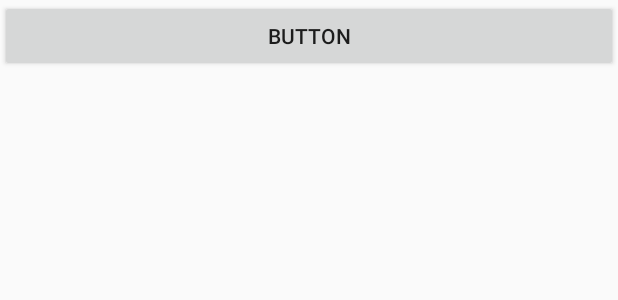
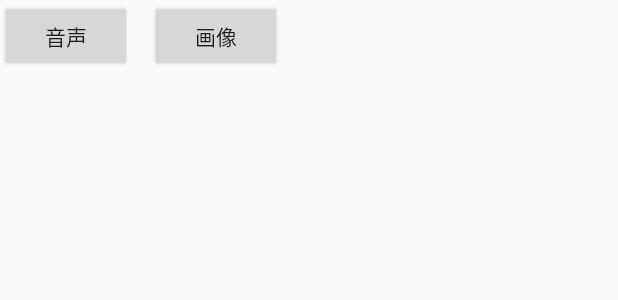
Before and after one commit to Gaia193/MyApplication, an Android app: the layout activity_camera.xml on its own in the app's theme, with its tools: preview values and no code run, on a phone screen of 412 x 824 dp. Shown: the top 300 px of the screen. Run offline under Robolectric (Android 15) with nearby library versions, the phone set to English and light mode, and no system bars.

Commit message:
image and sound

```diff
--- a/MyApplication/app/src/main/res/layout/activity_camera.xml
+++ b/MyApplication/app/src/main/res/layout/activity_camera.xml
@@ -1,5 +1,7 @@
 <?xml version="1.0" encoding="utf-8"?>
-<LinearLayout xmlns:android="http://schemas.android.com/apk/res/android"
+<FrameLayout xmlns:android="http://schemas.android.com/apk/res/android"
+    xmlns:app="http://schemas.android.com/apk/res-auto"
+    xmlns:tools="http://schemas.android.com/tools"
     android:id="@+id/surfaceView"
     android:layout_width="match_parent"
     android:layout_height="match_parent">
@@ -8,6 +10,20 @@
         android:id="@+id/soundbutton"
         android:layout_width="wrap_content"
         android:layout_height="wrap_content"
-        android:layout_weight="1"
-        android:text="Button" />
-</LinearLayout>
+        android:onClick="onClick1"
+        android:text="音声" />
+
+    <Button
+        android:id="@+id/imagebutton"
+        android:layout_width="wrap_content"
+        android:layout_height="wrap_content"
+        android:layout_marginLeft="100dp"
+        android:onClick="onClick2"
+        android:text="画像" />
+
+    <ImageView
+        android:id="@+id/imageview"
+        android:layout_width="match_parent"
+        android:layout_height="match_parent" />
+
+</FrameLayout>
```
Also changed, not shown: MyApplication/app/src/main/java/com/example/uwaseki/myapplication/ARunit.java (+9 -1 lines), MyApplication/app/src/main/java/com/example/uwaseki/myapplication/MapsActivity.java (+61 -34 lines).
